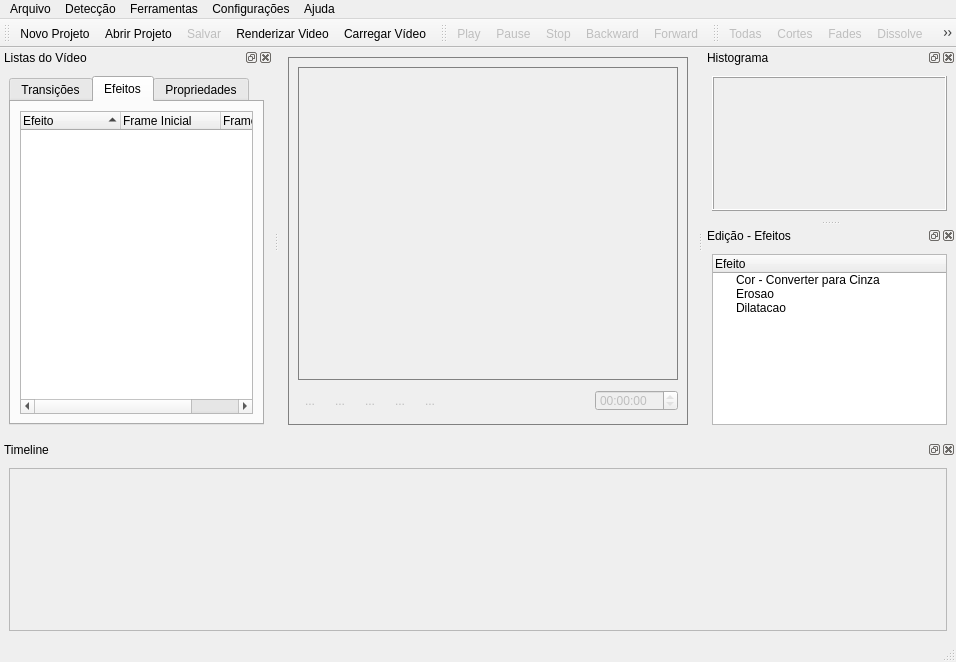
Above: DEV/Interface/Interface.ui from fabriciols/m-fit before the change. Below: the same form after it.
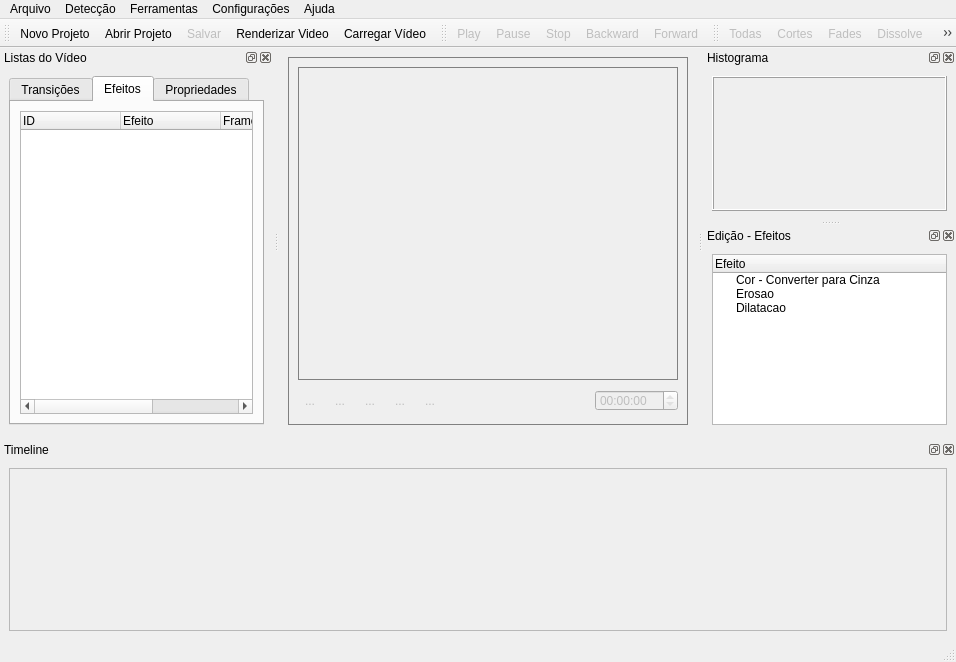
That is the form after the change. Icons and pictures are not drawn. Custom widgets are drawn as their Qt base class.

Commit message:
Implementando o botão direito na effectTree. Remove o efeito aplicado no video.
Melhorado o display dos efeitos no video.

```diff
--- a/DEV/Interface/Interface.ui
+++ b/DEV/Interface/Interface.ui
@@ -471,11 +471,16 @@
             <bool>false</bool>
            </property>
            <property name="sortingEnabled" >
-            <bool>true</bool>
+            <bool>false</bool>
            </property>
            <property name="allColumnsShowFocus" >
             <bool>true</bool>
            </property>
+           <column>
+            <property name="text" >
+             <string>ID</string>
+            </property>
+           </column>
            <column>
             <property name="text" >
              <string>Efeito</string>
@@ -1024,6 +1029,11 @@
    <header location="global" >../include/QWidgetTimeline.h</header>
    <container>1</container>
   </customwidget>
+  <customwidget>
+   <class>QTreeWidgetEffect</class>
+   <extends>QTreeWidget</extends>
+   <header location="global" >../include/QTreeWidgetEffect.h</header>
+  </customwidget>
  </customwidgets>
  <resources/>
  <connections/>
```
Left out of the diff: 5 changed lines with no effect on the pictures. The commit also changes 14 other files.
